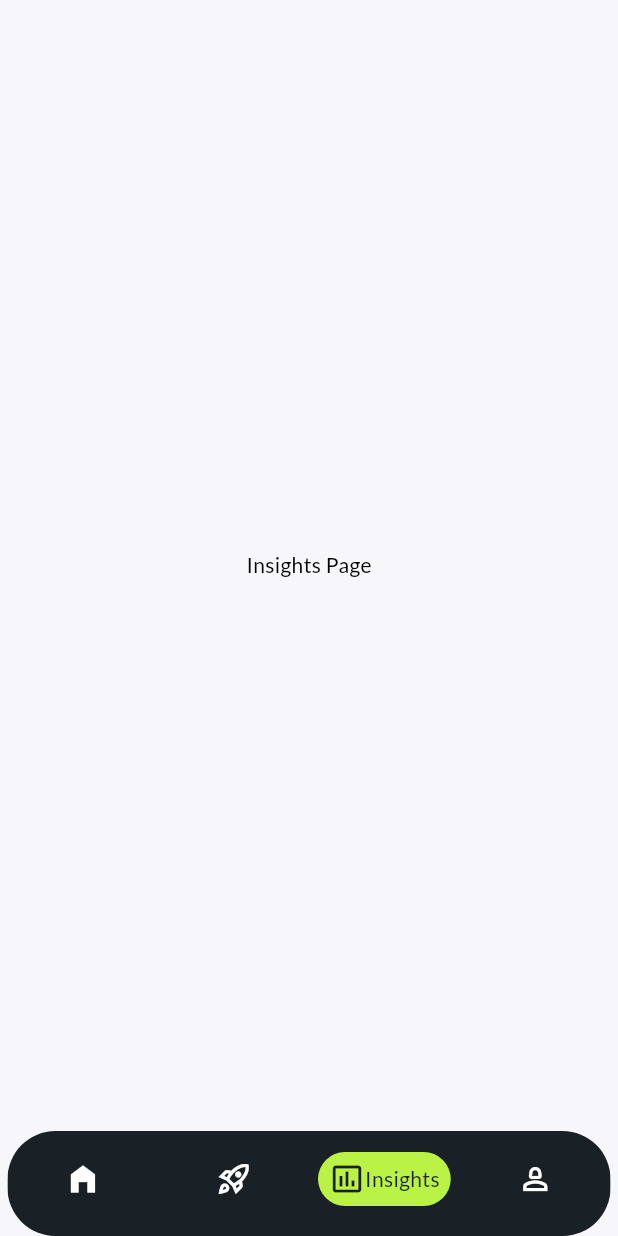
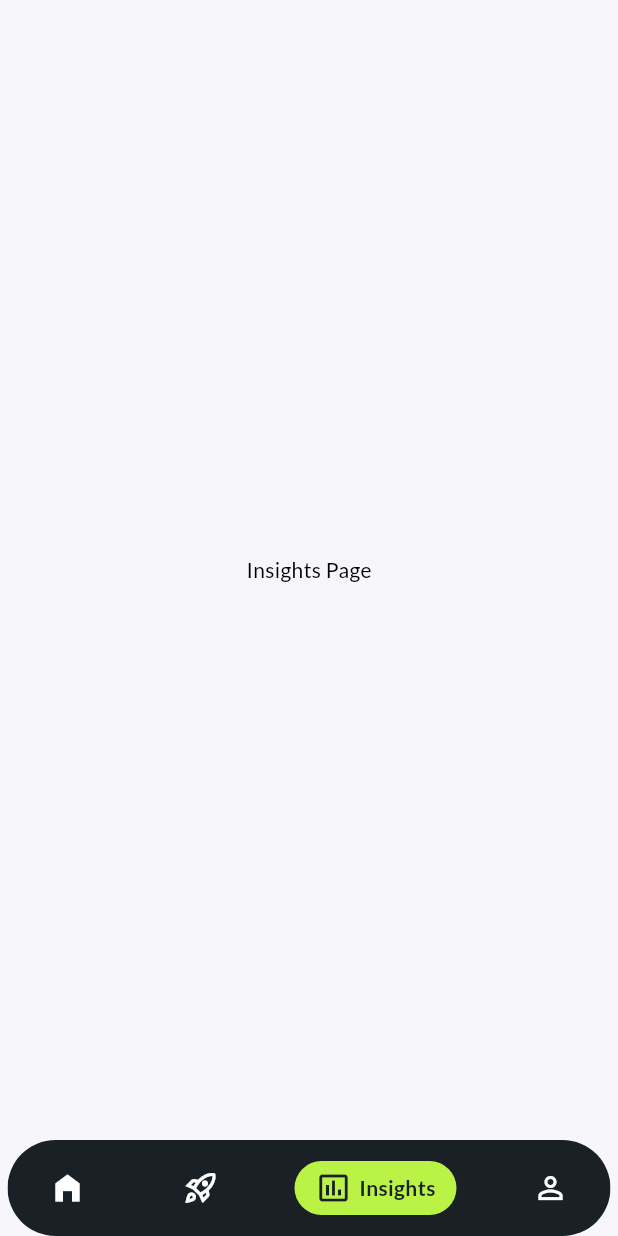
Before and after one commit to rmahmadkhan/fitness-app-ui, a Flutter app: the HomeScreen screen opened by its route, item 3 of the bottom bar chosen, on a phone screen of 412 x 824 dp. Run offline on Flutter 3.47's test engine with Material 3 defaults, Android fonts, the phone set to English and light mode, and no system bars; drawn by our look-alikes of google_nav_bar.

```diff
--- a/lib/views/home/components/bottom_nav_bar.dart
+++ b/lib/views/home/components/bottom_nav_bar.dart
@@ -1,4 +1,4 @@
-import 'package:flutter/material.dart';
+import 'package:google_nav_bar/google_nav_bar.dart';
 import 'package:provider/provider.dart';
 
 import '../../../all_utils.dart';
@@ -15,49 +15,36 @@ class BottomNavBar extends StatelessWidget {
           padding: const EdgeInsets.symmetric(horizontal: 5),
           child: ClipRRect(
             borderRadius: BorderRadius.circular(32),
-            child: BottomNavigationBar(
-              showSelectedLabels: false,
-              showUnselectedLabels: false,
-              unselectedItemColor: AppColors.white,
-              selectedItemColor: AppColors.primary,
-              type: BottomNavigationBarType.fixed,
+            child: GNav(
+              gap: 5,
+              color: AppColors.white,
+              activeColor: AppColors.primary,
+              tabBackgroundColor: AppColors.accent,
               backgroundColor: AppColors.primary,
-              items: [
-                BottomNavigationBarItem(
-                  activeIcon: _ActiveIcon(
-                    icon: Icons.home_filled,
-                    label: 'Home',
-                  ),
-                  icon: const Icon(Icons.home_filled),
-                  label: 'Home',
+              tabBorderRadius: 32,
+              style: GnavStyle.google,
+              padding: const EdgeInsets.symmetric(vertical: 6, horizontal: 14),
+              tabMargin: const EdgeInsets.all(14),
+              selectedIndex: navBarProvider.selectedIndex,
+              onTabChange: navBarProvider.updateSelectedIndex,
+              tabs: [
+                GButton(
+                  icon: Icons.home_filled,
+                  text: 'Home',
                 ),
-                BottomNavigationBarItem(
-                  activeIcon: _ActiveIcon(
-                    icon: Icons.rocket_launch_outlined,
-                    label: 'Explore',
-                  ),
-                  icon: const Icon(Icons.rocket_launch_outlined),
-                  label: 'Explore',
+                GButton(
+                  icon: Icons.rocket_launch_outlined,
+                  text: 'Explore',
                 ),
-                BottomNavigationBarItem(
-                  activeIcon: _ActiveIcon(
-                    icon: Icons.insert_chart_outlined,
-                    label: 'Insights',
-                  ),
-                  icon: const Icon(Icons.insert_chart_outlined),
-                  label: 'Insights',
+                GButton(
+                  icon: Icons.insert_chart_outlined,
+                  text: 'Insights',
                 ),
-                BottomNavigationBarItem(
-                  activeIcon: _ActiveIcon(
-                    icon: Icons.person_2_outlined,
-                    label: 'Profile',
-                  ),
-                  icon: const Icon(Icons.person_2_outlined),
-                  label: 'Profile',
-                ),
+                GButton(
+                  icon: Icons.person_outline,
+                  text: 'Profile',
+                )
               ],
-              currentIndex: navBarProvider.selectedIndex,
-              onTap: navBarProvider.updateSelectedIndex,
             ),
           ),
         );
@@ -65,36 +52,3 @@ class BottomNavBar extends StatelessWidget {
     );
   }
 }
-
-class _ActiveIcon extends StatelessWidget {
-  final IconData icon;
-  final String label;
-
-  const _ActiveIcon({
-    required this.icon,
-    required this.label,
-  });
-
-  @override
-  Widget build(BuildContext context) {
-    return Container(
-      width: 98.0,
-      height: 36.0,
-      margin: const EdgeInsets.symmetric(horizontal: 6),
-      decoration: BoxDecoration(
-        color: AppColors.accent,
-        borderRadius: BorderRadius.circular(43),
-      ),
-      child: Row(
-        mainAxisAlignment: MainAxisAlignment.center,
-        children: [
-          Icon(icon, color: AppColors.primary),
-          Text(
-            label,
-            style: TextStyle(color: AppColors.primary),
-          ),
-        ],
-      ),
-    );
-  }
-}
--- a/pubspec.yaml
+++ b/pubspec.yaml
@@ -14,6 +14,7 @@ dependencies:
     sdk: flutter
   cupertino_icons: ^1.0.8
   provider: ^6.1.2
+  google_nav_bar: ^5.0.7
 
 dev_dependencies:
   flutter_test:
```
Also changed, not shown: pubspec.lock.
